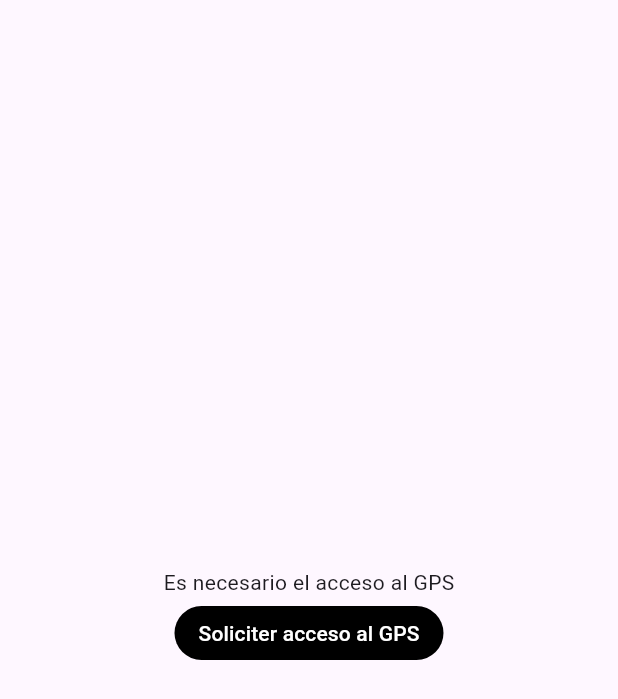
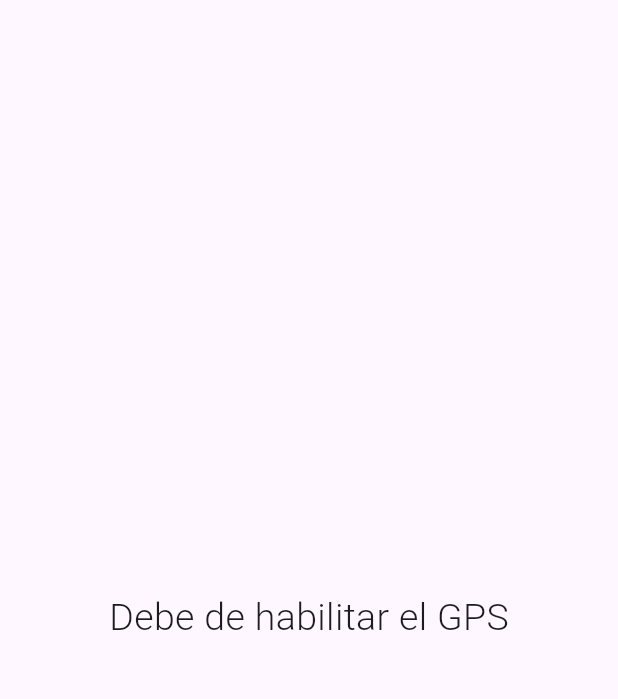
Before and after one commit to honomonodev/vesping_experience, a Flutter app: the screen it shows after launch, on a phone screen of 412 x 824 dp. Shown: the top 699 px of the screen. Run offline on Flutter 3.47's test engine with Material 3 defaults, Android fonts, the light colour scheme and no system bars; our stand-ins replace bloc, equatable, flutter_bloc.

Commit message:
Bloc implementation
Bloc Observer app level
Setting condition to display widgets
Print toString

```diff
--- a/lib/blocs/gps/gps_state.dart
+++ b/lib/blocs/gps/gps_state.dart
@@ -12,4 +12,8 @@
         isGpsEnabled,
         isGpsPermissionGranted,
       ];
+
+  @override
+  String toString() =>
+      '{isGpsEnabled: $isGpsEnabled, isGpsPermissionGranted: $isGpsPermissionGranted}';
 }
--- a/lib/screens/gps_access_screen.dart
+++ b/lib/screens/gps_access_screen.dart
@@ -1,22 +1,30 @@
 import 'package:flutter/material.dart';
+import 'package:flutter_bloc/flutter_bloc.dart';
+
+import '../blocs/gps/blocs.dart';
 
 class GpsAccessScreen extends StatelessWidget {
   const GpsAccessScreen({super.key});
 
   @override
   Widget build(BuildContext context) {
-    return const Scaffold(
-      body: Center(
-        child: _AccessButton(),
-      ),
+    return Scaffold(
+      body: Center(child: BlocBuilder<GpsBloc, GpsState>(
+        builder: (context, state) {
+          print('state: $state ');
+          return !state.isGpsEnabled
+              ? const _EnableGpsMessage()
+              : const _AccessButton();
+        },
+      )
+          //_AccessButton(),
+          ),
     );
   }
 }
 
 class _AccessButton extends StatelessWidget {
-  const _AccessButton({
-    super.key,
-  });
+  const _AccessButton();
 
   @override
   Widget build(BuildContext context) {
@@ -29,9 +37,7 @@
         MaterialButton(
           color: Colors.black,
           shape: const StadiumBorder(),
-          onPressed: () {
-            //TODO: Solicitar acceso al GPS
-          },
+          onPressed: () {},
           elevation: 0,
           splashColor: Colors.transparent,
           child: const Text(
```
Also changed, not shown: lib/main.dart (+12 -1 lines).
